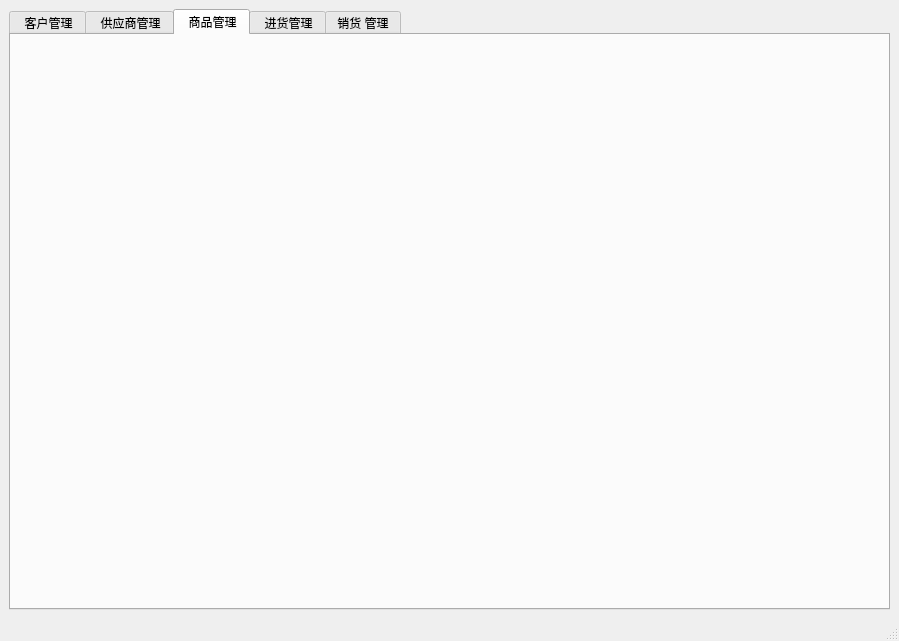
YanhuiLu89/customermgsys, file mainwindow.ui: the form before one commit.
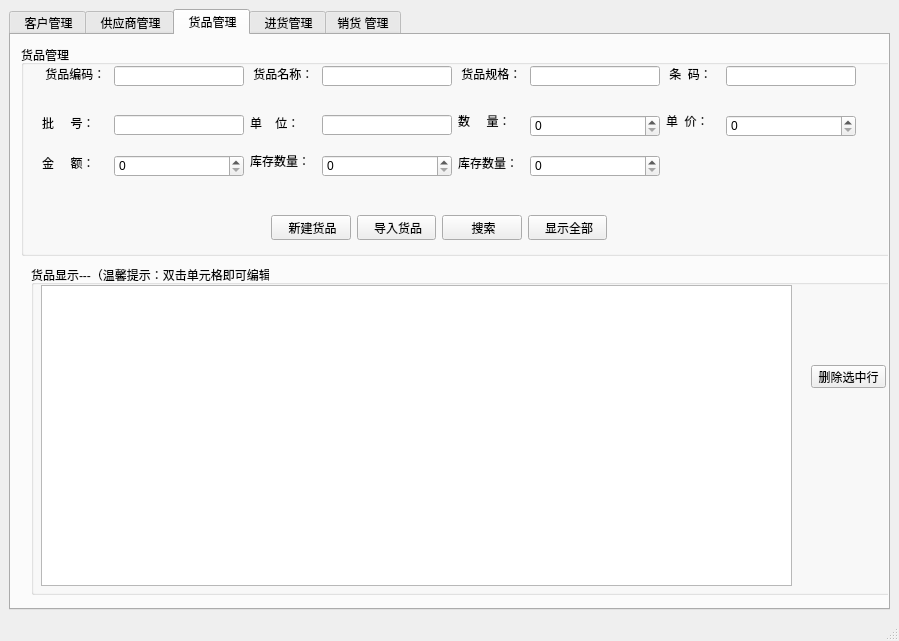
The form after the commit. The open tabs and pages were chosen to show the change.

Commit message: 增加货品管理布局和数据操作

Patch:
```diff
--- a/mainwindow.ui
+++ b/mainwindow.ui
@@ -447,8 +447,388 @@
       </widget>
       <widget class="QWidget" name="tabGood">
        <attribute name="title">
-        <string> 商品管理</string>
+        <string> 货品管理</string>
        </attribute>
+       <widget class="QLabel" name="label">
+        <property name="geometry">
+         <rect>
+          <x>10</x>
+          <y>20</y>
+          <width>54</width>
+          <height>12</height>
+         </rect>
+        </property>
+        <property name="text">
+         <string/>
+        </property>
+       </widget>
+       <widget class="QLabel" name="pronum_label">
+        <property name="geometry">
+         <rect>
+          <x>31</x>
+          <y>31</y>
+          <width>66</width>
+          <height>16</height>
+         </rect>
+        </property>
+        <property name="text">
+         <string> 货品编码：</string>
+        </property>
+       </widget>
+       <widget class="QLineEdit" name="pronum_lineEdit">
+        <property name="geometry">
+         <rect>
+          <x>103</x>
+          <y>31</y>
+          <width>130</width>
+          <height>20</height>
+         </rect>
+        </property>
+       </widget>
+       <widget class="QLineEdit" name="proname_lineEdit">
+        <property name="geometry">
+         <rect>
+          <x>311</x>
+          <y>31</y>
+          <width>130</width>
+          <height>20</height>
+         </rect>
+        </property>
+       </widget>
+       <widget class="QLabel" name="proname_label">
+        <property name="geometry">
+         <rect>
+          <x>239</x>
+          <y>31</y>
+          <width>66</width>
+          <height>16</height>
+         </rect>
+        </property>
+        <property name="text">
+         <string> 货品名称：</string>
+        </property>
+       </widget>
+       <widget class="QLineEdit" name="pronspec_lineEdit">
+        <property name="geometry">
+         <rect>
+          <x>519</x>
+          <y>31</y>
+          <width>130</width>
+          <height>20</height>
+         </rect>
+        </property>
+       </widget>
+       <widget class="QLabel" name="prospec_label">
+        <property name="geometry">
+         <rect>
+          <x>447</x>
+          <y>31</y>
+          <width>66</width>
+          <height>16</height>
+         </rect>
+        </property>
+        <property name="text">
+         <string> 货品规格：</string>
+        </property>
+       </widget>
+       <widget class="QLabel" name="probarcode_label">
+        <property name="geometry">
+         <rect>
+          <x>655</x>
+          <y>31</y>
+          <width>54</width>
+          <height>16</height>
+         </rect>
+        </property>
+        <property name="text">
+         <string> 条  码：</string>
+        </property>
+       </widget>
+       <widget class="QLineEdit" name="pronbarcode_lineEdit">
+        <property name="geometry">
+         <rect>
+          <x>715</x>
+          <y>31</y>
+          <width>130</width>
+          <height>20</height>
+         </rect>
+        </property>
+       </widget>
+       <widget class="QLabel" name="probatno_label">
+        <property name="geometry">
+         <rect>
+          <x>31</x>
+          <y>80</y>
+          <width>66</width>
+          <height>16</height>
+         </rect>
+        </property>
+        <property name="text">
+         <string>批     号：</string>
+        </property>
+       </widget>
+       <widget class="QLineEdit" name="probatno_lineEdit">
+        <property name="geometry">
+         <rect>
+          <x>103</x>
+          <y>80</y>
+          <width>130</width>
+          <height>20</height>
+         </rect>
+        </property>
+       </widget>
+       <widget class="QLabel" name="prounit_label">
+        <property name="geometry">
+         <rect>
+          <x>239</x>
+          <y>80</y>
+          <width>66</width>
+          <height>16</height>
+         </rect>
+        </property>
+        <property name="text">
+         <string>单    位：</string>
+        </property>
+       </widget>
+       <widget class="QLineEdit" name="prouint_lineEdit">
+        <property name="geometry">
+         <rect>
+          <x>311</x>
+          <y>80</y>
+          <width>130</width>
+          <height>20</height>
+         </rect>
+        </property>
+       </widget>
+       <widget class="QLabel" name="procount_label">
+        <property name="geometry">
+         <rect>
+          <x>447</x>
+          <y>80</y>
+          <width>66</width>
+          <height>12</height>
+         </rect>
+        </property>
+        <property name="text">
+         <string>数     量：</string>
+        </property>
+       </widget>
+       <widget class="QSpinBox" name="procount_spinBox">
+        <property name="geometry">
+         <rect>
+          <x>519</x>
+          <y>80</y>
+          <width>130</width>
+          <height>22</height>
+         </rect>
+        </property>
+       </widget>
+       <widget class="QLabel" name="proprice_label">
+        <property name="geometry">
+         <rect>
+          <x>655</x>
+          <y>80</y>
+          <width>54</width>
+          <height>12</height>
+         </rect>
+        </property>
+        <property name="text">
+         <string>单  价：</string>
+        </property>
+       </widget>
+       <widget class="QSpinBox" name="proprice_spinBox">
+        <property name="geometry">
+         <rect>
+          <x>715</x>
+          <y>80</y>
+          <width>130</width>
+          <height>22</height>
+         </rect>
+        </property>
+       </widget>
+       <widget class="QLabel" name="prototalprice_label">
+        <property name="geometry">
+         <rect>
+          <x>31</x>
+          <y>120</y>
+          <width>66</width>
+          <height>16</height>
+         </rect>
+        </property>
+        <property name="text">
+         <string>金     额：</string>
+        </property>
+       </widget>
+       <widget class="QSpinBox" name="proprice_spinBox_2">
+        <property name="geometry">
+         <rect>
+          <x>311</x>
+          <y>120</y>
+          <width>130</width>
+          <height>22</height>
+         </rect>
+        </property>
+       </widget>
+       <widget class="QSpinBox" name="prototalprice_spinBox">
+        <property name="geometry">
+         <rect>
+          <x>103</x>
+          <y>120</y>
+          <width>130</width>
+          <height>22</height>
+         </rect>
+        </property>
+       </widget>
+       <widget class="QLabel" name="prostack_label">
+        <property name="geometry">
+         <rect>
+          <x>239</x>
+          <y>120</y>
+          <width>66</width>
+          <height>12</height>
+         </rect>
+        </property>
+        <property name="text">
+         <string>库存数量：</string>
+        </property>
+       </widget>
+       <widget class="QSpinBox" name="prolack_spinBox">
+        <property name="geometry">
+         <rect>
+          <x>519</x>
+          <y>120</y>
+          <width>130</width>
+          <height>22</height>
+         </rect>
+        </property>
+       </widget>
+       <widget class="QLabel" name="prolack_label">
+        <property name="geometry">
+         <rect>
+          <x>447</x>
+          <y>120</y>
+          <width>66</width>
+          <height>16</height>
+         </rect>
+        </property>
+        <property name="text">
+         <string>库存数量：</string>
+        </property>
+       </widget>
+       <widget class="QGroupBox" name="groupBox_5">
+        <property name="geometry">
+         <rect>
+          <x>10</x>
+          <y>10</y>
+          <width>871</width>
+          <height>211</height>
+         </rect>
+        </property>
+        <property name="title">
+         <string>货品管理</string>
+        </property>
+        <widget class="QWidget" name="">
+         <property name="geometry">
+          <rect>
+           <x>250</x>
+           <y>170</y>
+           <width>336</width>
+           <height>25</height>
+          </rect>
+         </property>
+         <layout class="QHBoxLayout" name="horizontalLayout">
+          <item>
+           <widget class="QPushButton" name="createpro_Btn">
+            <property name="text">
+             <string> 新建货品</string>
+            </property>
+           </widget>
+          </item>
+          <item>
+           <widget class="QPushButton" name="inportProBtn">
+            <property name="text">
+             <string> 导入货品</string>
+            </property>
+           </widget>
+          </item>
+          <item>
+           <widget class="QPushButton" name="searchProBtn">
+            <property name="text">
+             <string> 搜索</string>
+            </property>
+           </widget>
+          </item>
+          <item>
+           <widget class="QPushButton" name="showProBtn">
+            <property name="text">
+             <string> 显示全部</string>
+            </property>
+           </widget>
+          </item>
+         </layout>
+        </widget>
+       </widget>
+       <widget class="QGroupBox" name="groupBox_6">
+        <property name="geometry">
+         <rect>
+          <x>20</x>
+          <y>230</y>
+          <width>871</width>
+          <height>330</height>
+         </rect>
+        </property>
+        <property name="title">
+         <string>货品显示---（温馨提示：双击单元格即可编辑）</string>
+        </property>
+        <widget class="QTableView" name="tableViewPro">
+         <property name="geometry">
+          <rect>
+           <x>10</x>
+           <y>20</y>
+           <width>751</width>
+           <height>301</height>
+          </rect>
+         </property>
+        </widget>
+        <widget class="QPushButton" name="delProBtn">
+         <property name="geometry">
+          <rect>
+           <x>780</x>
+           <y>100</y>
+           <width>75</width>
+           <height>23</height>
+          </rect>
+         </property>
+         <property name="text">
+          <string>删除选中行</string>
+         </property>
+        </widget>
+       </widget>
+       <zorder>groupBox_5</zorder>
+       <zorder>label</zorder>
+       <zorder>pronum_label</zorder>
+       <zorder>pronum_lineEdit</zorder>
+       <zorder>proname_lineEdit</zorder>
+       <zorder>proname_label</zorder>
+       <zorder>pronspec_lineEdit</zorder>
+       <zorder>prospec_label</zorder>
+       <zorder>probarcode_label</zorder>
+       <zorder>pronbarcode_lineEdit</zorder>
+       <zorder>probatno_label</zorder>
+       <zorder>probatno_lineEdit</zorder>
+       <zorder>prounit_label</zorder>
+       <zorder>prouint_lineEdit</zorder>
+       <zorder>procount_label</zorder>
+       <zorder>procount_spinBox</zorder>
+       <zorder>proprice_label</zorder>
+       <zorder>proprice_spinBox</zorder>
+       <zorder>prototalprice_label</zorder>
+       <zorder>proprice_spinBox_2</zorder>
+       <zorder>prototalprice_spinBox</zorder>
+       <zorder>prostack_label</zorder>
+       <zorder>prolack_spinBox</zorder>
+       <zorder>prolack_label</zorder>
+       <zorder>groupBox_6</zorder>
       </widget>
       <widget class="QWidget" name="tabSell">
        <attribute name="title">
```
Left out of the diff: 98 changed lines with no effect on the pictures. The commit also changes 2 other files.
